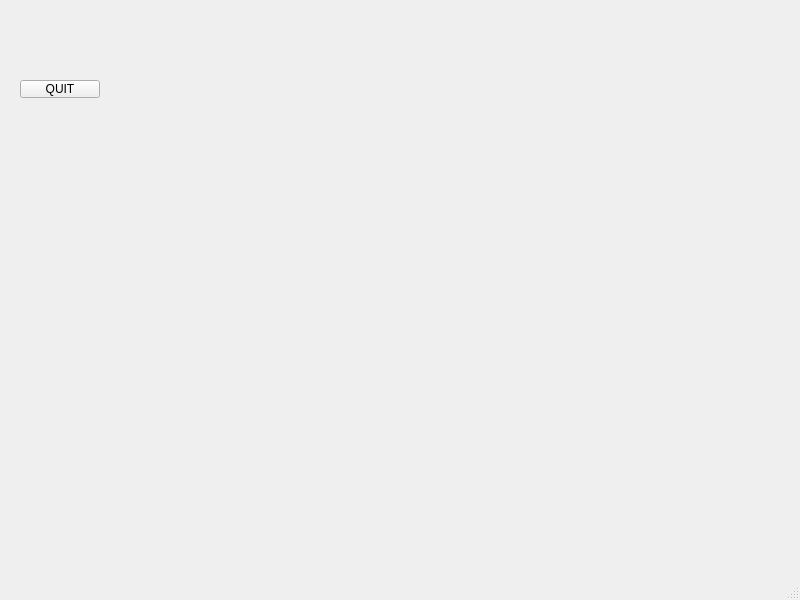
First picture: the form in checker/clientwindow.ui, repository AiRAM-S/Team5Checker, before the edit.
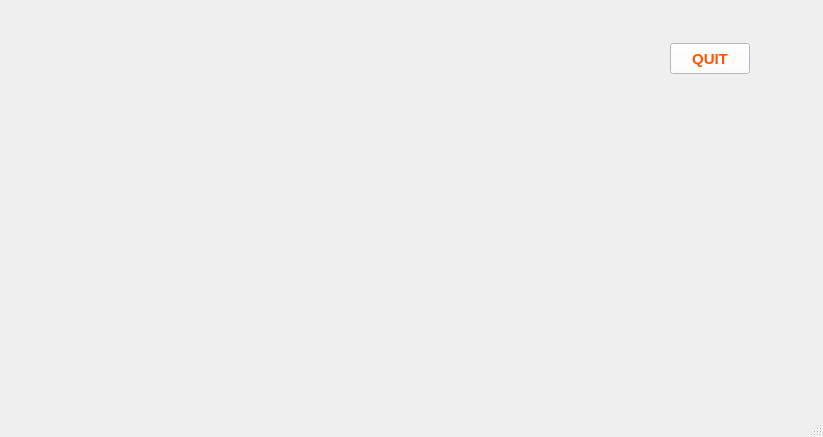
Second picture: the form after the edit.

The edit to the form file:
```diff
--- a/checker/clientwindow.ui
+++ b/checker/clientwindow.ui
@@ -6,23 +6,42 @@
    <rect>
     <x>0</x>
     <y>0</y>
-    <width>800</width>
-    <height>600</height>
+    <width>823</width>
+    <height>437</height>
    </rect>
   </property>
+  <property name="font">
+   <font>
+    <pointsize>11</pointsize>
+    <bold>true</bold>
+   </font>
+  </property>
   <property name="windowTitle">
    <string>MainWindow</string>
   </property>
+  <property name="styleSheet">
+   <string notr="true">color: rgb(255, 85, 0);</string>
+  </property>
   <widget class="QWidget" name="centralwidget">
    <widget class="QPushButton" name="QUIT">
     <property name="geometry">
      <rect>
-      <x>20</x>
-      <y>80</y>
+      <x>670</x>
+      <y>43</y>
       <width>80</width>
-      <height>18</height>
+      <height>31</height>
      </rect>
     </property>
+    <property name="font">
+     <font>
+      <pointsize>11</pointsize>
+      <bold>true</bold>
+     </font>
+    </property>
+    <property name="styleSheet">
+     <string notr="true">color: rgb(255, 85, 0);
+background-color: rgb(255, 255, 255);</string>
+    </property>
     <property name="text">
      <string>QUIT</string>
     </property>
```
Left out of the diff: 6 changed lines with no effect on the pictures.
